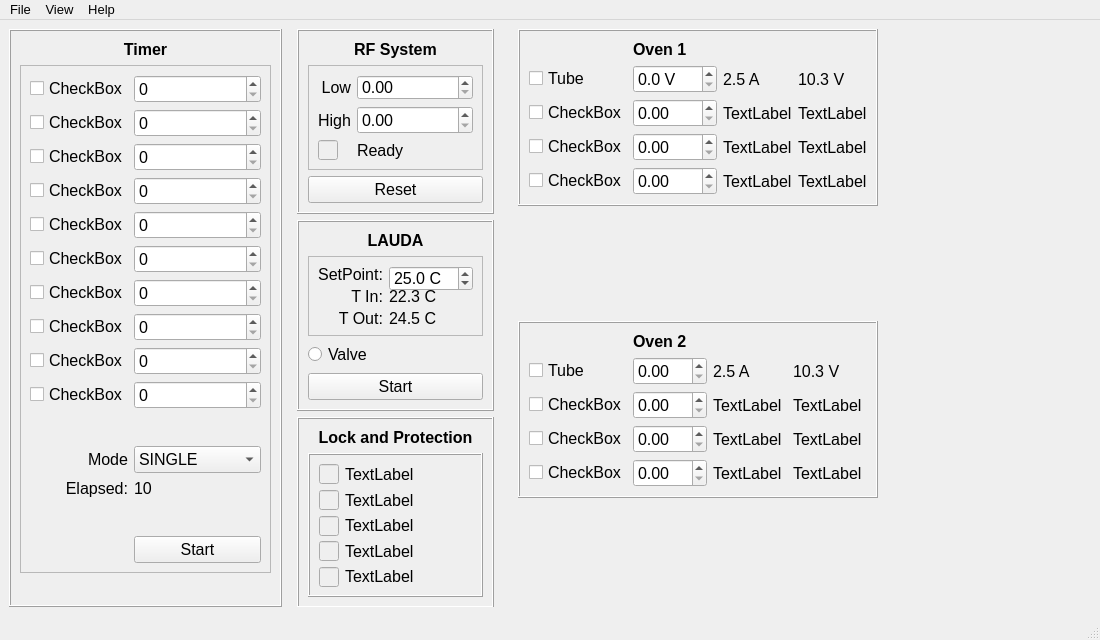
Above: PyIonSourceUI.ui from salinsalins/PyIonSourceUI before the change. Below: the same form after it.
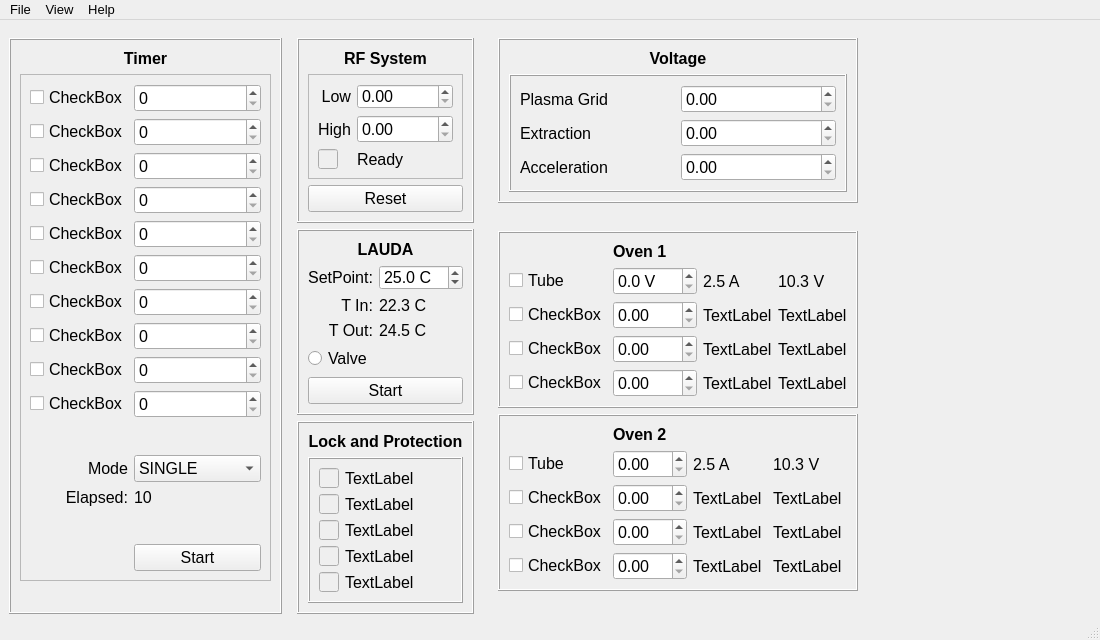
That is the form after the change.

Patch:
```diff
--- a/PyIonSourceUI.ui
+++ b/PyIonSourceUI.ui
@@ -31,8 +31,11 @@
    <string>Emittance Plot Processing</string>
   </property>
   <widget class="QWidget" name="centralwidget">
-   <layout class="QGridLayout" name="gridLayout_4">
-    <item row="0" column="0">
+   <layout class="QVBoxLayout" name="verticalLayout_11">
+    <property name="sizeConstraint">
+     <enum>QLayout::SetMinimumSize</enum>
+    </property>
+    <item>
      <widget class="QStackedWidget" name="stackedWidget">
       <property name="sizePolicy">
        <sizepolicy hsizetype="Expanding" vsizetype="Expanding">
@@ -52,7 +55,7 @@
          <number>0</number>
         </property>
         <property name="topMargin">
-         <number>0</number>
+         <number>9</number>
         </property>
         <property name="rightMargin">
          <number>0</number>
@@ -69,6 +72,9 @@
            <enum>QFrame::Raised</enum>
           </property>
           <layout class="QVBoxLayout" name="verticalLayout_2">
+           <property name="sizeConstraint">
+            <enum>QLayout::SetMinimumSize</enum>
+           </property>
            <item>
             <widget class="QLabel" name="label_4">
              <property name="font">
@@ -481,8 +487,11 @@
              <property name="frameShadow">
               <enum>QFrame::Raised</enum>
              </property>
-             <layout class="QGridLayout" name="gridLayout_7">
-              <item row="0" column="0">
+             <layout class="QVBoxLayout" name="verticalLayout_9">
+              <property name="sizeConstraint">
+               <enum>QLayout::SetMinimumSize</enum>
+              </property>
+              <item>
                <widget class="QLabel" name="label_29">
                 <property name="font">
                  <font>
@@ -498,35 +507,27 @@
                 </property>
                </widget>
               </item>
-              <item row="1" column="0">
+              <item>
                <widget class="QFrame" name="frame_14">
                 <property name="frameShape">
-                 <enum>QFrame::StyledPanel</enum>
+                 <enum>QFrame::NoFrame</enum>
                 </property>
                 <property name="frameShadow">
                  <enum>QFrame::Raised</enum>
                 </property>
-                <layout class="QGridLayout" name="gridLayout_8">
-                 <item row="3" column="0">
-                  <widget class="QLabel" name="label_32">
-                   <property name="text">
-                    <string>T Out:</string>
-                   </property>
-                   <property name="alignment">
-                    <set>Qt::AlignRight|Qt::AlignTrailing|Qt::AlignVCenter</set>
-                   </property>
-                  </widget>
-                 </item>
-                 <item row="2" column="0">
-                  <widget class="QLabel" name="label_31">
-                   <property name="text">
-                    <string>T In:</string>
-                   </property>
-                   <property name="alignment">
-                    <set>Qt::AlignRight|Qt::AlignTrailing|Qt::AlignVCenter</set>
-                   </property>
-                  </widget>
-                 </item>
+                <layout class="QGridLayout" name="gridLayout_7" rowminimumheight="0,0,0">
+                 <property name="leftMargin">
+                  <number>0</number>
+                 </property>
+                 <property name="topMargin">
+                  <number>0</number>
+                 </property>
+                 <property name="rightMargin">
+                  <number>0</number>
+                 </property>
+                 <property name="bottomMargin">
+                  <number>0</number>
+                 </property>
                  <item row="0" column="0">
                   <widget class="QLabel" name="label_30">
                    <property name="text">
@@ -537,22 +538,24 @@
                    </property>
                   </widget>
                  </item>
-                 <item row="2" column="1">
-                  <widget class="QLabel" name="label_33">
+                 <item row="1" column="0">
+                  <widget class="QLabel" name="label_31">
                    <property name="text">
-                    <string>22.3 C</string>
+                    <string>T In:</string>
                    </property>
-                  </widget>
-                 </item>
-                 <item row="3" column="1">
-                  <widget class="QLabel" name="label_34">
-                   <property name="text">
-                    <string>24.5 C</string>
+                   <property name="alignment">
+                    <set>Qt::AlignRight|Qt::AlignTrailing|Qt::AlignVCenter</set>
                    </property>
                   </widget>
                  </item>
                  <item row="0" column="1">
                   <widget class="QDoubleSpinBox" name="doubleSpinBox">
+                   <property name="sizePolicy">
+                    <sizepolicy hsizetype="Preferred" vsizetype="Preferred">
+                     <horstretch>0</horstretch>
+                     <verstretch>0</verstretch>
+                    </sizepolicy>
+                   </property>
                    <property name="minimumSize">
                     <size>
                      <width>0</width>
@@ -562,7 +565,7 @@
                    <property name="maximumSize">
                     <size>
                      <width>16777215</width>
-                     <height>25</height>
+                     <height>16777215</height>
                     </size>
                    </property>
                    <property name="baseSize">
@@ -591,18 +594,54 @@
                    </property>
                   </widget>
                  </item>
+                 <item row="2" column="0">
+                  <widget class="QLabel" name="label_32">
+                   <property name="text">
+                    <string>T Out:</string>
+                   </property>
+                   <property name="alignment">
+                    <set>Qt::AlignRight|Qt::AlignTrailing|Qt::AlignVCenter</set>
+                   </property>
+                  </widget>
+                 </item>
+                 <item row="2" column="1">
+                  <widget class="QLabel" name="label_34">
+                   <property name="text">
+                    <string>24.5 C</string>
+                   </property>
+                  </widget>
+                 </item>
+                 <item row="1" column="1">
+                  <widget class="QLabel" name="label_33">
+                   <property name="text">
+                    <string>22.3 C</string>
+                   </property>
+                  </widget>
+                 </item>
                 </layout>
                </widget>
               </item>
-              <item row="3" column="0">
+              <item>
                <widget class="QRadioButton" name="radioButton_2">
+                <property name="sizePolicy">
+                 <sizepolicy hsizetype="Preferred" vsizetype="Preferred">
+                  <horstretch>0</horstretch>
+                  <verstretch>0</verstretch>
+                 </sizepolicy>
+                </property>
                 <property name="text">
                  <string>Valve</string>
                 </property>
                </widget>
               </item>
-              <item row="4" column="0">
+              <item>
                <widget class="QPushButton" name="pushButton_3">
+                <property name="sizePolicy">
+                 <sizepolicy hsizetype="Preferred" vsizetype="Preferred">
+                  <horstretch>0</horstretch>
+                  <verstretch>0</verstretch>
+                 </sizepolicy>
+                </property>
                 <property name="text">
                  <string>Start</string>
                 </property>
@@ -633,6 +672,9 @@
               <enum>QFrame::Raised</enum>
              </property>
              <layout class="QGridLayout" name="gridLayout_9">
+              <property name="sizeConstraint">
+               <enum>QLayout::SetMinimumSize</enum>
+              </property>
               <item row="1" column="0">
                <widget class="QFrame" name="frame_16">
                 <property name="frameShape">
@@ -917,6 +959,89 @@
            <property name="bottomMargin">
             <number>0</number>
            </property>
+           <item>
+            <widget class="QFrame" name="frame_17">
+             <property name="frameShape">
+              <enum>QFrame::Box</enum>
+             </property>
+             <property name="frameShadow">
+              <enum>QFrame::Raised</enum>
+             </property>
+             <layout class="QVBoxLayout" name="verticalLayout_10">
+              <item>
+               <widget class="QLabel" name="label_42">
+                <property name="font">
+                 <font>
+                  <weight>75</weight>
+                  <bold>true</bold>
+                 </font>
+                </property>
+                <property name="text">
+                 <string>Voltage</string>
+                </property>
+                <property name="alignment">
+                 <set>Qt::AlignHCenter|Qt::AlignTop</set>
+                </property>
+               </widget>
+              </item>
+              <item>
+               <widget class="QFrame" name="frame_18">
+                <property name="frameShape">
+                 <enum>QFrame::Box</enum>
+                </property>
+                <property name="frameShadow">
+                 <enum>QFrame::Raised</enum>
+                </property>
+                <layout class="QGridLayout" name="gridLayout_4">
+                 <item row="4" column="1">
+                  <widget class="QDoubleSpinBox" name="doubleSpinBox_14"/>
+                 </item>
+                 <item row="2" column="1">
+                  <widget class="QDoubleSpinBox" name="doubleSpinBox_13"/>
+                 </item>
+                 <item row="1" column="1">
+                  <widget class="QDoubleSpinBox" name="doubleSpinBox_12"/>
+                 </item>
+                 <item row="1" column="0">
+                  <widget class="QLabel" name="label_45">
+                   <property name="text">
+                    <string>Plasma Grid</string>
+                   </property>
+                  </widget>
+                 </item>
+                 <item row="2" column="0">
+                  <widget class="QLabel" name="label_43">
+                   <property name="text">
+                    <string>Extraction</string>
+                   </property>
+                  </widget>
+                 </item>
+                 <item row="4" column="0">
+                  <widget class="QLabel" name="label_44">
+                   <property name="text">
+                    <string>Acceleration</string>
+                   </property>
+                  </widget>
+                 </item>
+                </layout>
+               </widget>
+              </item>
+             </layout>
+            </widget>
+           </item>
+           <item>
+            <spacer name="verticalSpacer_6">
+             <property name="orientation">
+              <enum>Qt::Vertical</enum>
+             </property>
+             <property name="sizeHint" stdset="0">
+              <size>
+               <width>20</width>
+               <height>40</height>
+              </size>
+             </property>
+            </spacer>
+           </item>
            <item>
             <widget class="QFrame" name="frame_6">
              <property name="frameShape">
@@ -926,33 +1051,6 @@
               <enum>QFrame::Raised</enum>
              </property>
              <layout class="QGridLayout" name="gridLayout_3">
-              <item row="0" column="1">
-               <widget class="QLabel" name="label_2">
-                <property name="font">
-                 <font>
-                  <weight>75</weight>
-                  <bold>true</bold>
-                 </font>
-                </property>
-                <property name="text">
-                 <string>Oven 1</string>
-                </property>
-               </widget>
-              </item>
-              <item row="1" column="0">
-               <widget class="QCheckBox" name="checkBox_16">
-                <property name="text">
-                 <string>Tube</string>
-                </property>
-               </widget>
-              </item>
-              <item row="1" column="2">
-               <widget class="QLabel" name="label_10">
-                <property name="text">
-                 <string>2.5 A</string>
-                </property>
-               </widget>
-              </item>
               <item row="1" column="3">
                <widget class="QLabel" name="label_3">
                 <property name="text">
@@ -967,17 +1065,10 @@
                 </property>
                </widget>
               </item>
-              <item row="2" column="2">
-               <widget class="QLabel" name="label_11">
+              <item row="1" column="0">
+               <widget class="QCheckBox" name="checkBox_16">
                 <property name="text">
-                 <string>TextLabel</string>
-                </property>
-               </widget>
-              </item>
-              <item row="2" column="3">
-               <widget class="QLabel" name="label_12">
-                <property name="text">
-                 <string>TextLabel</string>
+                 <string>Tube</string>
                 </property>
                </widget>
               </item>
@@ -995,13 +1086,6 @@
                 </property>
                </widget>
               </item>
-              <item row="3" column="3">
-               <widget class="QLabel" name="label_13">
-                <property name="text">
-                 <string>TextLabel</string>
-                </property>
-               </widget>
-              </item>
               <item row="4" column="0">
                <widget class="QCheckBox" name="checkBox_19">
                 <property name="text">
@@ -1009,13 +1093,6 @@
                 </property>
                </widget>
               </item>
-              <item row="4" column="2">
-               <widget class="QLabel" name="label_15">
-                <property name="text">
-                 <string>TextLabel</string>
-                </property>
-               </widget>
-              </item>
               <item row="4" column="3">
                <widget class="QLabel" name="label_16">
                 <property name="text">
@@ -1036,31 +1113,66 @@
                 </property>
                </widget>
               </item>
-              <item row="2" column="1">
-               <widget class="QDoubleSpinBox" name="doubleSpinBox_5"/>
+              <item row="2" column="2">
+               <widget class="QLabel" name="label_11">
+                <property name="text">
+                 <string>TextLabel</string>
+                </property>
+               </widget>
+              </item>
+              <item row="4" column="2">
+               <widget class="QLabel" name="label_15">
+                <property name="text">
+                 <string>TextLabel</string>
+                </property>
+               </widget>
               </item>
               <item row="3" column="1">
                <widget class="QDoubleSpinBox" name="doubleSpinBox_6"/>
               </item>
+              <item row="3" column="3">
+               <widget class="QLabel" name="label_13">
+                <property name="text">
+                 <string>TextLabel</string>
+                </property>
+               </widget>
+              </item>
               <item row="4" column="1">
                <widget class="QDoubleSpinBox" name="doubleSpinBox_7"/>
               </item>
+              <item row="0" column="1">
+               <widget class="QLabel" name="label_2">
+                <property name="font">
+                 <font>
+                  <weight>75</weight>
+                  <bold>true</bold>
+                 </font>
+                </property>
+                <property name="text">
+                 <string>Oven 1</string>
+                </property>
+               </widget>
+              </item>
+              <item row="2" column="3">
+               <widget class="QLabel" name="label_12">
+                <property name="text">
+                 <string>TextLabel</string>
+                </property>
+               </widget>
+              </item>
+              <item row="1" column="2">
+               <widget class="QLabel" name="label_10">
+                <property name="text">
+                 <string>2.5 A</string>
+                </property>
+               </widget>
+              </item>
+              <item row="2" column="1">
+               <widget class="QDoubleSpinBox" name="doubleSpinBox_5"/>
+              </item>
              </layout>
             </widget>
            </item>
-           <item>
-            <spacer name="verticalSpacer_6">
-             <property name="orientation">
-              <enum>Qt::Vertical</enum>
-             </property>
-             <property name="sizeHint" stdset="0">
-              <size>
-               <width>20</width>
-               <height>40</height>
-              </size>
-             </property>
-            </spacer>
-           </item>
            <item>
             <widget class="QFrame" name="frame_7">
              <property name="frameShape">
@@ -1219,7 +1331,7 @@
          <number>0</number>
         </property>
         <property name="topMargin">
-         <number>0</number>
+         <number>9</number>
         </property>
         <property name="rightMargin">
          <number>0</number>
@@ -1260,7 +1372,7 @@
          <number>3</number>
         </property>
         <property name="topMargin">
-         <number>3</number>
+         <number>9</number>
         </property>
         <property name="rightMargin">
          <number>3</number>
```
